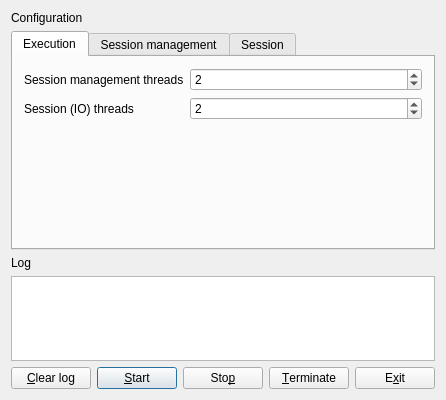
The window that src/ma/echo/server/qt/mainform.ui (mabrarov/asio_samples) describes before a commit, drawn with Qt 5.
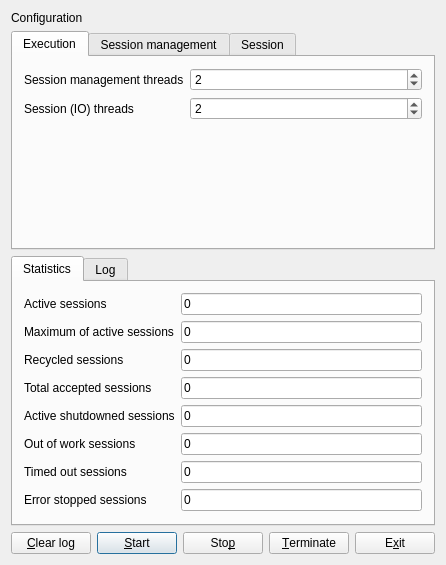
The same window after the commit.

Commit message: qt_echo_server: live statistics added.

The edit to the form file:
```diff
--- a/src/ma/echo/server/qt/mainform.ui
+++ b/src/ma/echo/server/qt/mainform.ui
@@ -7,13 +7,13 @@
     <x>0</x>
     <y>0</y>
     <width>425</width>
-    <height>400</height>
+    <height>516</height>
    </rect>
   </property>
   <property name="windowTitle">
    <string>Qt Echo Server</string>
   </property>
-  <layout class="QVBoxLayout" name="mainLayout" stretch="0,0,0,1,0">
+  <layout class="QVBoxLayout" name="mainLayout" stretch="0,0,1,0">
    <item>
     <widget class="QLabel" name="configurationLabel">
      <property name="text">
@@ -415,23 +415,182 @@
     </widget>
    </item>
    <item>
-    <widget class="QLabel" name="logLabel">
-     <property name="text">
-      <string>Log</string>
+    <widget class="QTabWidget" name="stateTabWidget">
+     <property name="currentIndex">
+      <number>0</number>
      </property>
-    </widget>
-   </item>
-   <item>
-    <widget class="QPlainTextEdit" name="logTextEdit">
-     <property name="tabChangesFocus">
-      <bool>true</bool>
-     </property>
-     <property name="lineWrapMode">
-      <enum>QPlainTextEdit::NoWrap</enum>
-     </property>
-     <property name="readOnly">
-      <bool>true</bool>
-     </property>
+     <widget class="QWidget" name="statisticsTab">
+      <attribute name="title">
+       <string>Statistics</string>
+      </attribute>
+      <layout class="QFormLayout" name="formLayout">
+       <item row="0" column="0">
+        <widget class="QLabel" name="activeSessionsLabel">
+         <property name="text">
+          <string>Active sessions</string>
+         </property>
+        </widget>
+       </item>
+       <item row="0" column="1">
+        <widget class="QLineEdit" name="activeSessionsEdit">
+         <property name="text">
+          <string>0</string>
+         </property>
+         <property name="readOnly">
+          <bool>true</bool>
+         </property>
+        </widget>
+       </item>
+       <item row="1" column="0">
+        <widget class="QLabel" name="maxActiveSessionsLabel">
+         <property name="text">
+          <string>Maximum of active sessions</string>
+         </property>
+        </widget>
+       </item>
+       <item row="1" column="1">
+        <widget class="QLineEdit" name="maxActiveSessionsEdit">
+         <property name="text">
+          <string>0</string>
+         </property>
+         <property name="readOnly">
+          <bool>true</bool>
+         </property>
+        </widget>
+       </item>
+       <item row="2" column="0">
+        <widget class="QLabel" name="recycledSessionsLabel">
+         <property name="text">
+          <string>Recycled sessions</string>
+         </property>
+        </widget>
+       </item>
+       <item row="2" column="1">
+        <widget class="QLineEdit" name="recycledSessionsEdit">
+         <property name="text">
+          <string>0</string>
+         </property>
+         <property name="readOnly">
+          <bool>true</bool>
+         </property>
+        </widget>
+       </item>
+       <item row="3" column="0">
+        <widget class="QLabel" name="totalAcceptedSessionsLabel">
+         <property name="text">
+          <string>Total accepted sessions</string>
+         </property>
+        </widget>
+       </item>
+       <item row="3" column="1">
+        <widget class="QLineEdit" name="totalAcceptedSessionsEdit">
+         <property name="text">
+          <string>0</string>
+         </property>
+         <property name="readOnly">
+          <bool>true</bool>
+         </property>
+        </widget>
+       </item>
+       <item row="4" column="0">
+        <widget class="QLabel" name="activeShutdownedSessionsLabel">
+         <property name="text">
+          <string>Active shutdowned sessions</string>
+         </property>
+        </widget>
+       </item>
+       <item row="4" column="1">
+        <widget class="QLineEdit" name="activeShutdownedSessionsEdit">
+         <property name="text">
+          <string>0</string>
+         </property>
+         <property name="readOnly">
+          <bool>true</bool>
+         </property>
+        </widget>
+       </item>
+       <item row="5" column="0">
+        <widget class="QLabel" name="outOfWorkSessionsLabel">
+         <property name="text">
+          <string>Out of work sessions</string>
+         </property>
+        </widget>
+       </item>
+       <item row="5" column="1">
+        <widget class="QLineEdit" name="outOfWorkSessionsEdit">
+         <property name="text">
+          <string>0</string>
+         </property>
+         <property name="readOnly">
+          <bool>true</bool>
+         </property>
+        </widget>
+       </item>
+       <item row="6" column="0">
+        <widget class="QLabel" name="timedOutSessionsLabel">
+         <property name="text">
+          <string>Timed out sessions</string>
+         </property>
+        </widget>
+       </item>
+       <item row="6" column="1">
+        <widget class="QLineEdit" name="timedOutSessionsEdit">
+         <property name="text">
+          <string>0</string>
+         </property>
+         <property name="readOnly">
+          <bool>true</bool>
+         </property>
+        </widget>
+       </item>
+       <item row="7" column="0">
+        <widget class="QLabel" name="errorStoppedSessionsLabel">
+         <property name="text">
+          <string>Error stopped sessions</string>
+         </property>
+        </widget>
+       </item>
+       <item row="7" column="1">
+        <widget class="QLineEdit" name="errorStoppedSessionsEdit">
+         <property name="text">
+          <string>0</string>
+         </property>
+         <property name="readOnly">
+          <bool>true</bool>
+         </property>
+        </widget>
+       </item>
+      </layout>
+     </widget>
+     <widget class="QWidget" name="logTab">
+      <attribute name="title">
+       <string>Log</string>
+      </attribute>
+      <layout class="QVBoxLayout" name="logTabLayout">
+       <property name="spacing">
+        <number>0</number>
+       </property>
+       <property name="margin">
+        <number>0</number>
+       </property>
+       <item>
+        <widget class="QPlainTextEdit" name="logTextEdit">
+         <property name="frameShape">
+          <enum>QFrame::NoFrame</enum>
+         </property>
+         <property name="tabChangesFocus">
+          <bool>true</bool>
+         </property>
+         <property name="lineWrapMode">
+          <enum>QPlainTextEdit::NoWrap</enum>
+         </property>
+         <property name="readOnly">
+          <bool>true</bool>
+         </property>
+        </widget>
+       </item>
+      </layout>
+     </widget>
     </widget>
    </item>
    <item>
```
Left out of the diff: 23 changed lines with no effect on the pictures. The commit also changes 7 other files.
